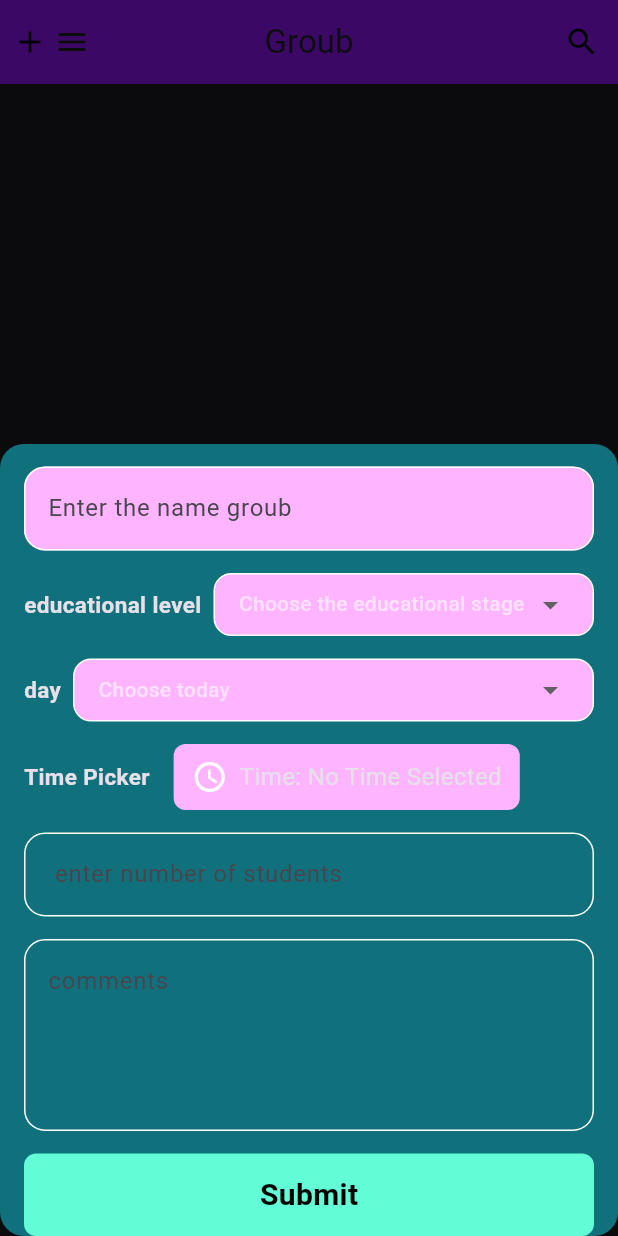
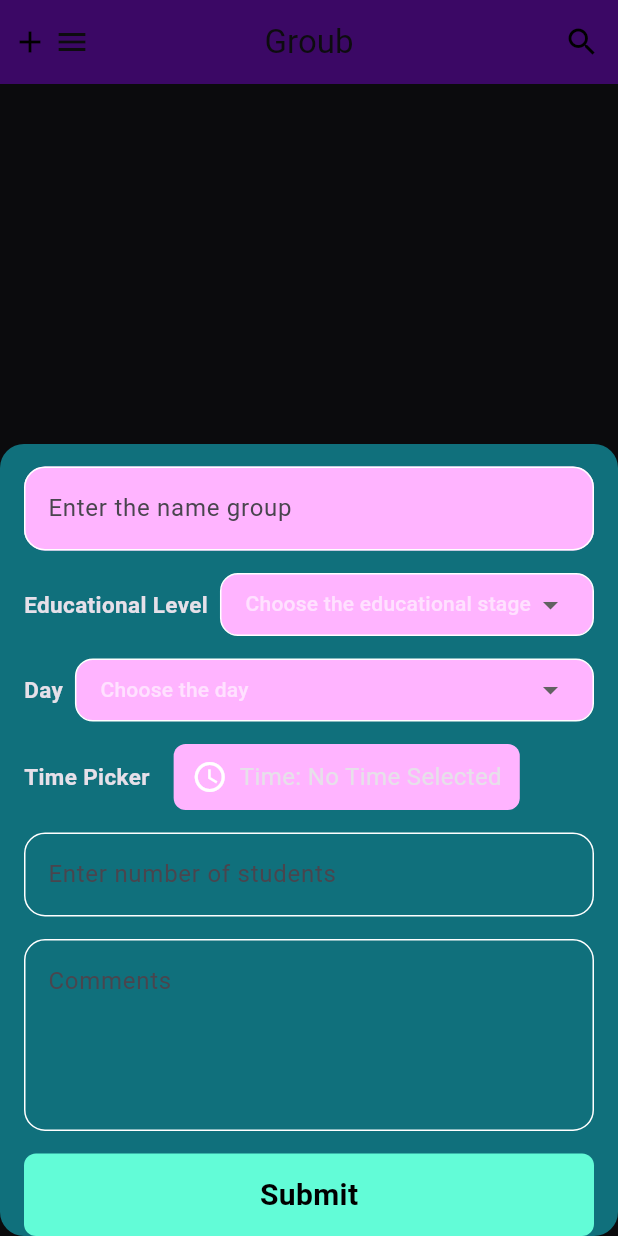
Before and after one commit to Fadyemil/Drosak_App, a Flutter app: the GroupScreen screen opened directly, after a tap on the "add" icon, on a phone screen of 412 x 824 dp. Run offline on Flutter 3.47's test engine with Material 3 defaults, Android fonts, the phone set to English and light mode, and no system bars; drawn by our look-alikes of dropdown_button2; our stand-ins replace animated_splash_screen, bloc, curved_navigation_bar, data_table_2, flutter_animate, flutter_bloc and 5 more; accounts and stored records are empty.

Commit message:
final edit in groub_widget

```diff
--- a/lib/presentation_layer/widget/groub_widget/groub_form.dart
+++ b/lib/presentation_layer/widget/groub_widget/groub_form.dart
@@ -1,7 +1,10 @@
 // ignore_for_file: unused_local_variable
+
+// import 'dart:convert';
 
 import 'package:drosak/business_logic_layer/groub_add/groub_add_cubit.dart';
 import 'package:drosak/core/const/color_const.dart';
+import 'package:drosak/data_layer/helper/appLocalizations.dart';
 import 'package:drosak/data_layer/models/groub_model.dart';
 import 'package:drosak/presentation_layer/widget/groub_widget/dropdown_field.dart';
 import 'package:drosak/presentation_layer/widget/groub_widget/select_time_widget.dart';
@@ -20,29 +23,31 @@ class GroubForm extends StatefulWidget {
 
 class _GroubFormState extends State<GroubForm> {
   final GlobalKey<FormState> formKey = GlobalKey();
-  final List<String> educationalLevel = [
-    'Grade 1',
-    'Grade 2',
-    'Grade 3',
-    'Grade 4',
-    'Grade 5',
-    'Grade 6',
-    'Grade 7',
-    'Grade 8',
-    'Grade 9',
-    'Grade 10',
-    'Grade 11',
-    'Grade 12',
-  ];
-  final List<String> daysOfWeek = [
-    'Sunday',
-    'Monday',
-    'Tuesday',
-    'Wednesday',
-    'Thursday',
-    'Friday',
-    'Saturday',
-  ];
+  // To get translated educational levels
+  List<String> get educationalLevels {
+    // Fetch the string from localization
+    String data = AppLocalizations.of(context)!.translate('educational_levels');
+
+    // Clean up the string if necessary (e.g., removing surrounding brackets or quotes)
+    data = data.replaceAll('[', '').replaceAll(']', '').replaceAll('"', '');
+
+    // Split the string into a list of items
+    List<String> levels = data.split(',').map((item) => item.trim()).toList();
+
+    return levels;
+  }
+
+  // To get translated days of the week
+  List<String> get daysOfWeek {
+    String data = AppLocalizations.of(context)!.translate('days_of_week');
+    // Clean up the string if necessary (e.g., removing surrounding brackets or quotes)
+    data = data.replaceAll('[', '').replaceAll(']', '').replaceAll('"', '');
+
+    // Split the string into a list of items
+    List<String> levels = data.split(',').map((item) => item.trim()).toList();
+
+    return levels;
+  }
 
   String? selectedValueLevel, day, nameGroub, subtitle, numberStudent;
   AutovalidateMode autovalidateMode = AutovalidateMode.disabled;
@@ -61,7 +66,7 @@ class _GroubFormState extends State<GroubForm> {
 
   String _formatTime(TimeOfDay? time) {
     if (time == null) {
-      return 'No Time Selected';
+      return AppLocalizations.of(context)!.translate('no_time_selected');
     }
     final now = DateTime.now();
     final dt = DateTime(now.year, now.month, now.day, time.hour, time.minute);
@@ -87,19 +92,22 @@ class _GroubFormState extends State<GroubForm> {
               onSaved: (value) {
                 nameGroub = value;
               },
-              hint: 'Enter the name groub',
+              hint: AppLocalizations.of(context)!.translate('enter_name_group'),
             ),
           ),
           SizedBox(height: 15),
           Row(
             children: [
-              TitleWidget(title: 'educational level'),
+              TitleWidget(
+                  title: AppLocalizations.of(context)!
+                      .translate('educational_level')),
               SizedBox(width: 8),
               Expanded(
                 child: Container(
                   child: DropdownField(
-                    hint: 'Choose the educational stage',
-                    items: educationalLevel,
+                    hint: AppLocalizations.of(context)!
+                        .translate('choose_educational_stage'),
+                    items: educationalLevels,
                     selectedValue: selectedValueLevel,
                     onChanged: (value) {
                       setState(() {
@@ -114,12 +122,13 @@ class _GroubFormState extends State<GroubForm> {
           SizedBox(height: 15),
           Row(
             children: [
-              TitleWidget(title: 'day'),
+              TitleWidget(
+                  title: AppLocalizations.of(context)!.translate('day')),
               SizedBox(width: 8),
               Expanded(
                 child: Container(
                   child: DropdownField(
-                    hint: 'Choose today',
+                    hint: AppLocalizations.of(context)!.translate('choose_day'),
                     items: daysOfWeek,
                     selectedValue: day,
                     onChanged: (value) {
@@ -136,7 +145,7 @@ class _GroubFormState extends State<GroubForm> {
           Row(
             children: [
               TitleWidget(
-                title: 'Time Picker',
+                title: AppLocalizations.of(context)!.translate('time_picker'),
               ),
               const SizedBox(width: 16),
               SelectTime(
@@ -148,7 +157,8 @@ class _GroubFormState extends State<GroubForm> {
           SizedBox(height: 15),
           CustomTextField(
             keyboardType: TextInputType.number,
-            hint: ' enter number of students',
+            hint: AppLocalizations.of(context)!
+                .translate('enter_number_of_students'),
             onSaved: (value) {
               numberStudent = value;
             },
@@ -158,7 +168,7 @@ class _GroubFormState extends State<GroubForm> {
             onSaved: (value) {
               subtitle = value;
             },
-            hint: 'comments',
+            hint: AppLocalizations.of(context)!.translate('comments'),
             maxLines: 4,
           ),
           SizedBox(height: 15),
```
Also changed, not shown: assets/lang/ar.json (+36 -3 lines), assets/lang/en.json (+36 -4 lines), lib/presentation_layer/widget/groub_widget/edit_groub_body.dart (+49 -57 lines), lib/presentation_layer/widget/groub_widget/groub_item_body.dart (+15 -14 lines).
